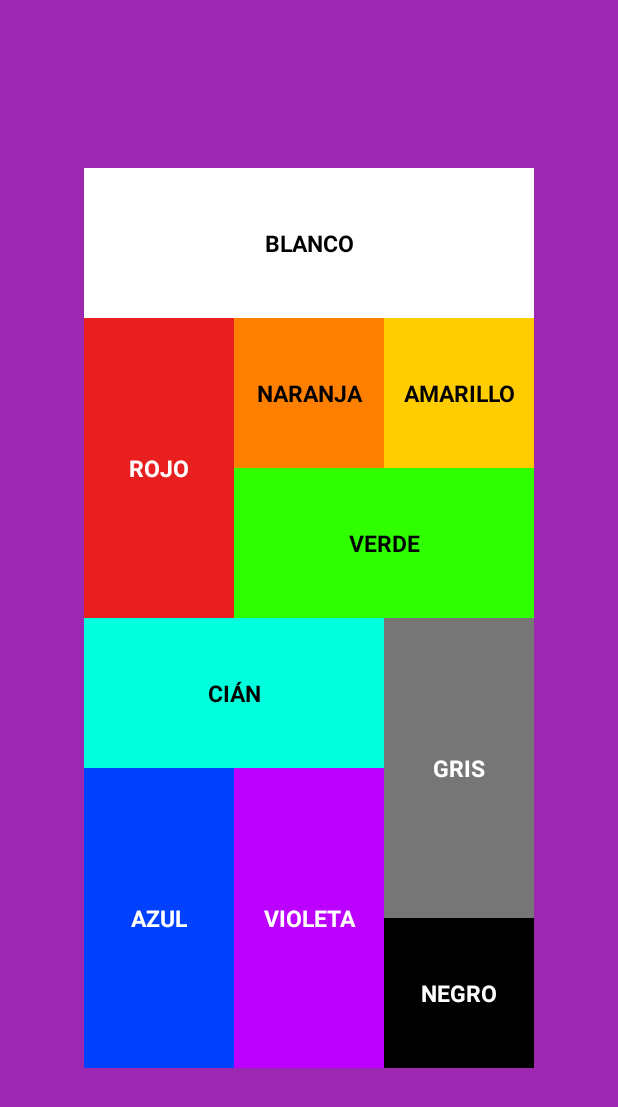
After one commit to rubenmanero/daigualApps, an Android app: the RepasoActivity screen opened directly, with no data from a screen before it, on a phone screen of 412 x 824 dp. The commit adds this screen. Shown: the top 1107 px of the screen. Run offline under Robolectric (Android 15) with nearby library versions, the phone set to English and light mode, and no system bars.

Commit message:
repaso finalizado

```diff
--- /dev/null
+++ b/app/src/main/java/com/ruben/daigualapps/RepasoApp/RepasoActivity.kt
@@ -0,0 +1,143 @@
+package com.ruben.daigualapps.RepasoApp
+
+import android.app.Dialog
+import android.os.Bundle
+import android.widget.Button
+import android.widget.EditText
+import android.widget.RadioButton
+import android.widget.RadioGroup
+import android.widget.TextView
+import androidx.activity.enableEdgeToEdge
+import androidx.appcompat.app.AppCompatActivity
+import androidx.cardview.widget.CardView
+import androidx.core.view.ViewCompat
+import androidx.core.view.WindowInsetsCompat
+import com.ruben.daigualapps.BoardgamesApp.Game
+import com.ruben.daigualapps.BoardgamesApp.GameCategory
+import com.ruben.daigualapps.BoardgamesApp.GameCategory.Cooperative
+import com.ruben.daigualapps.BoardgamesApp.GameCategory.Deckbuilding
+import com.ruben.daigualapps.BoardgamesApp.GameCategory.Euro
+import com.ruben.daigualapps.BoardgamesApp.GameCategory.LCG
+import com.ruben.daigualapps.BoardgamesApp.GameCategory.Legacy
+import com.ruben.daigualapps.R
+
+class RepasoActivity : AppCompatActivity() {
+
+    private lateinit var tv1: TextView
+    private lateinit var tv2: TextView
+    private lateinit var tv3: TextView
+    private lateinit var tv4: TextView
+    private lateinit var tv5: TextView
+    private lateinit var tv6: TextView
+    private lateinit var tv7: TextView
+    private lateinit var tv8: TextView
+    private lateinit var tv9: TextView
+    private lateinit var tv10: TextView
+
+    override fun onCreate(savedInstanceState: Bundle?) {
+        super.onCreate(savedInstanceState)
+        enableEdgeToEdge()
+        setContentView(R.layout.activity_repaso)
+        ViewCompat.setOnApplyWindowInsetsListener(findViewById(R.id.main)) { v, insets ->
+            val systemBars = insets.getInsets(WindowInsetsCompat.Type.systemBars())
+            v.setPadding(systemBars.left, systemBars.top, systemBars.right, systemBars.bottom)
+            insets
+        }
+        initComponents()
+        initListeners()
+    }
+
+    private fun initListeners() {
+        tv1.setOnClickListener { showDialog(tv1) }
+        tv2.setOnClickListener { showDialog(tv2) }
+        tv3.setOnClickListener { showDialog(tv3) }
+        tv4.setOnClickListener { showDialog(tv4) }
+        tv5.setOnClickListener { showDialog(tv5) }
+        tv6.setOnClickListener { showDialog(tv6) }
+        tv7.setOnClickListener { showDialog(tv7) }
+        tv8.setOnClickListener { showDialog(tv8) }
+        tv9.setOnClickListener { showDialog(tv9) }
+        tv10.setOnClickListener { showDialog(tv10) }
+    }
+
+    private fun initComponents() {
+        tv1 = findViewById (R.id.tv1)
+        tv2 = findViewById (R.id.tv2)
+        tv3 = findViewById (R.id.tv3)
+        tv4 = findViewById (R.id.tv4)
+        tv5 = findViewById (R.id.tv5)
+        tv6 = findViewById (R.id.tv6)
+        tv7 = findViewById (R.id.tv7)
+        tv8 = findViewById (R.id.tv8)
+        tv9 = findViewById (R.id.tv9)
+        tv10 = findViewById(R.id.tv10)
+    }
+
+    private fun showDialog(tv: TextView) {
+        val dialog = Dialog(this)
+        dialog.setContentView(R.layout.dialog_repaso)
+
+        var btnApplyColor: CardView = dialog.findViewById(R.id.cvApplyColor)
+        var rgColors = dialog.findViewById<RadioGroup>(R.id.rgColors)
+
+        btnApplyColor.setOnClickListener {
+            val selectedRadioButton: RadioButton = rgColors.findViewById(rgColors.checkedRadioButtonId)
+            when(selectedRadioButton.text) {
+                getString(R.string.blanco) -> {
+                    tv.setBackgroundColor(getColor(R.color.white))
+                    tv.setTextColor(getColor(R.color.negro))
+                    tv.text = getString(R.string.blanco)
+                }
+                getString(R.string.negro) -> {
+                    tv.setBackgroundColor(getColor(R.color.negro))
+                    tv.setTextColor(getColor(R.color.white))
+                    tv.text = getString(R.string.negro)
+                }
+                getString(R.string.rojo) -> {
+                    tv.setBackgroundColor(getColor(R.color.rojo))
+                    tv.setTextColor(getColor(R.color.white))
+                    tv.text = getString(R.string.rojo)
+                }
+                getString(R.string.naranja) -> {
+                    tv.setBackgroundColor(getColor(R.color.naranja))
+                    tv.setTextColor(getColor(R.color.negro))
+                    tv.text = getString(R.string.naranja)
+                }
+                getString(R.string.amarillo) -> {
+                    tv.setBackgroundColor(getColor(R.color.amarillo))
+                    tv.setTextColor(getColor(R.color.negro))
+                    tv.text = getString(R.string.amarillo)
+                }
+                getString(R.string.verde) -> {
+                    tv.setBackgroundColor(getColor(R.color.verde))
+                    tv.setTextColor(getColor(R.color.negro))
+                    tv.text = getString(R.string.verde)
+                }
+                getString(R.string.cian) -> {
+                    tv.setBackgroundColor(getColor(R.color.cian))
+                    tv.setTextColor(getColor(R.color.negro))
+                    tv.text = getString(R.string.cian)
+                }
+                getString(R.string.azul) -> {
+                    tv.setBackgroundColor(getColor(R.color.azul))
+                    tv.setTextColor(getColor(R.color.white))
+                    tv.text = getString(R.string.azul)
+                }
+                getString(R.string.violeta) -> {
+                    tv.setBackgroundColor(getColor(R.color.violeta))
+                    tv.setTextColor(getColor(R.color.white))
+                    tv.text = getString(R.string.violeta)
+                }
+                getString(R.string.gris) -> {
+                    tv.setBackgroundColor(getColor(R.color.gris))
+                    tv.setTextColor(getColor(R.color.white))
+                    tv.text = getString(R.string.gris)
+                }
+            }
+
+            dialog.hide()
+        }
+
+        dialog.show()
+    }
+}
--- /dev/null
+++ b/app/src/main/res/layout/activity_repaso.xml
@@ -0,0 +1,162 @@
+<?xml version="1.0" encoding="utf-8"?>
+<androidx.constraintlayout.widget.ConstraintLayout xmlns:android="http://schemas.android.com/apk/res/android"
+    xmlns:app="http://schemas.android.com/apk/res-auto"
+    xmlns:tools="http://schemas.android.com/tools"
+    android:id="@+id/main"
+    android:background="#9C27B0"
+    android:layout_width="match_parent"
+    android:layout_height="match_parent"
+    tools:context=".RepasoApp.RepasoActivity">
+
+    <LinearLayout
+        android:layout_width="300dp"
+        android:layout_height="600dp"
+        android:orientation="vertical"
+        app:layout_constraintBottom_toBottomOf="parent"
+        app:layout_constraintEnd_toEndOf="parent"
+        app:layout_constraintStart_toStartOf="parent"
+        app:layout_constraintTop_toTopOf="parent">
+
+        <TextView
+            android:id="@+id/tv1"
+            style="@style/repaso"
+            android:layout_width="300dp"
+            android:layout_height="100dp"
+            android:background="@color/white"
+            android:text="@string/blanco"
+            android:textColor="@color/black" />
+
+        <LinearLayout
+            android:layout_width="300dp"
+            android:layout_height="200dp"
+            android:orientation="horizontal">
+
+            <TextView
+                android:id="@+id/tv2"
+                style="@style/repaso"
+                android:layout_width="100dp"
+                android:layout_height="200dp"
+                android:background="@color/rojo"
+                android:text="@string/rojo"
+                android:textColor="@color/white" />
+
+            <LinearLayout
+                android:layout_width="200dp"
+                android:layout_height="200dp"
+                android:orientation="vertical">
+
+                <LinearLayout
+                    android:layout_width="200dp"
+                    android:layout_height="100dp"
+                    android:orientation="horizontal">
+
+                    <TextView
+                        android:id="@+id/tv3"
+                        style="@style/repaso"
+                        android:layout_width="100dp"
+                        android:layout_height="100dp"
+                        android:background="@color/naranja"
+                        android:text="@string/naranja"
+                        android:textColor="@color/black" />
+
+                    <TextView
+                        android:id="@+id/tv4"
+                        style="@style/repaso"
+                        android:layout_width="100dp"
+                        android:layout_height="100dp"
+                        android:background="@color/amarillo"
+                        android:text="@string/amarillo"
+                        android:textColor="@color/black" />
+
+                </LinearLayout>
+
+                <TextView
+                    android:id="@+id/tv5"
+                    style="@style/repaso"
+                    android:layout_width="200dp"
+                    android:layout_height="100dp"
+                    android:background="@color/verde"
+                    android:text="@string/verde"
+                    android:textColor="@color/black" />
+
+            </LinearLayout>
+
+        </LinearLayout>
+
+        <LinearLayout
+            android:layout_width="300dp"
+            android:layout_height="300dp"
+            android:orientation="horizontal">
+
+            <LinearLayout
+                android:layout_width="200dp"
+                android:layout_height="300dp"
+                android:orientation="vertical">
+
+                <TextView
+                    android:id="@+id/tv6"
+                    style="@style/repaso"
+                    android:layout_width="200dp"
+                    android:layout_height="100dp"
+                    android:background="@color/cian"
+                    android:text="@string/cian"
+                    android:textColor="@color/black" />
+
+                <LinearLayout
+                    android:layout_width="200dp"
+                    android:layout_height="200dp"
+                    android:orientation="horizontal">
+
+                    <TextView
+                        android:id="@+id/tv7"
+                        style="@style/repaso"
+                        android:layout_width="100dp"
+                        android:layout_height="200dp"
+                        android:background="@color/azul"
+                        android:text="@string/azul"
+                        android:textColor="@color/white" />
+
+                    <TextView
+                        android:id="@+id/tv8"
+                        style="@style/repaso"
+                        android:layout_width="100dp"
+                        android:layout_height="200dp"
+                        android:background="@color/violeta"
+                        android:text="@string/violeta"
+                        android:textColor="@color/white" />
+
+                </LinearLayout>
+
+            </LinearLayout>
+
+            <LinearLayout
+                android:layout_width="100dp"
+                android:layout_height="300dp"
+                android:orientation="vertical">
+
+                <TextView
+                    android:id="@+id/tv9"
+                    style="@style/repaso"
+                    android:layout_width="100dp"
+                    android:layout_height="200dp"
+                    android:background="@color/gris"
+                    android:text="@string/gris"
+                    android:textColor="@color/white" />
+
+                <TextView
+                    android:id="@+id/tv10"
+                    style="@style/repaso"
+                    android:layout_width="100dp"
+                    android:layout_height="100dp"
+                    android:background="@color/negro"
+                    android:text="@string/negro"
+                    android:textColor="@color/white" />
+
+            </LinearLayout>
+
+        </LinearLayout>
+
+    </LinearLayout>
+
+
+</androidx.constraintlayout.widget.ConstraintLayout>
--- a/app/src/main/res/values/colors.xml
+++ b/app/src/main/res/values/colors.xml
@@ -89,4 +89,13 @@
     <color name="black50">#80000000</color>
     <color name="black65">#A6000000</color>
     <color name="black80">#CC000000</color>
+    <color name="rojo">#E91E1E</color>
+    <color name="naranja">#FF8000</color>
+    <color name="amarillo">#FFCC00</color>
+    <color name="verde">#2FFF00</color>
+    <color name="cian">#00FFDD</color>
+    <color name="azul">#0040FF</color>
+    <color name="violeta">#BB00FF</color>
+    <color name="gris">#767676</color>
+    <color name="negro">#000000</color>
 </resources>
--- a/app/src/main/res/values/strings.xml
+++ b/app/src/main/res/values/strings.xml
@@ -49,4 +49,17 @@
     <string name="blue">Azul</string>
     <string name="violet">Violeta</string>
     <string name="black">Negro</string>
+
+
+
+    <string name="blanco">Blanco</string>
+    <string name="rojo">Rojo</string>
+    <string name="naranja">Naranja</string>
+    <string name="amarillo">Amarillo</string>
+    <string name="verde">Verde</string>
+    <string name="cian">Cián</string>
+    <string name="azul">Azul</string>
+    <string name="violeta">Violeta</string>
+    <string name="gris">Gris</string>
+    <string name="negro">Negro</string>
 </resources>
--- a/app/src/main/res/values/themes.xml
+++ b/app/src/main/res/values/themes.xml
@@ -23,5 +23,12 @@
         <item name="android:layout_marginHorizontal" tools:targetApi="o">32dp</item>
     </style>
 
+    <style name="repaso">
+        <item name="android:padding">5dp</item>
+        <item name="android:gravity">center</item>
+        <item name="android:textSize">15sp</item>
+        <item name="android:textStyle">bold</item>
+        <item name="android:textAllCaps">true</item>
+    </style>
 
 </resources>
```
Also changed, not shown: app/src/main/AndroidManifest.xml (+10 -1 lines), app/src/main/java/com/ruben/daigualapps/Examen23App/Examen23Activity.kt (added, +21 -0 lines), app/src/main/java/com/ruben/daigualapps/Examen24App/Examen24Activity.kt (added, +21 -0 lines), app/src/main/java/com/ruben/daigualapps/MenuActivity.kt (+24 -0 lines), app/src/main/res/layout/activity_examen23.xml (added, +10 -0 lines), app/src/main/res/layout/activity_examen24.xml (added, +10 -0 lines), app/src/main/res/layout/activity_menu.xml (+27 -0 lines), app/src/main/res/layout/dialog_repaso.xml (added, +148 -0 lines).
